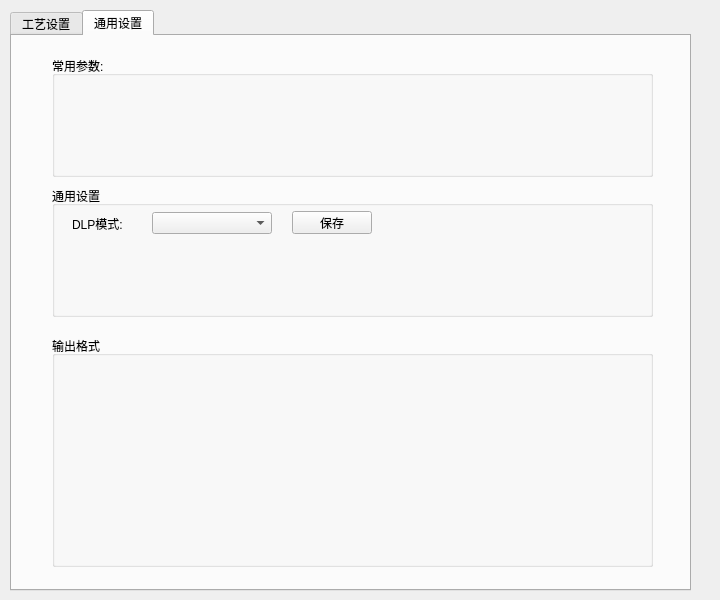
First picture: the form in HSGWorkflowCtrl/worksetting.ui, repository chuandongxu/AOI, before the edit.
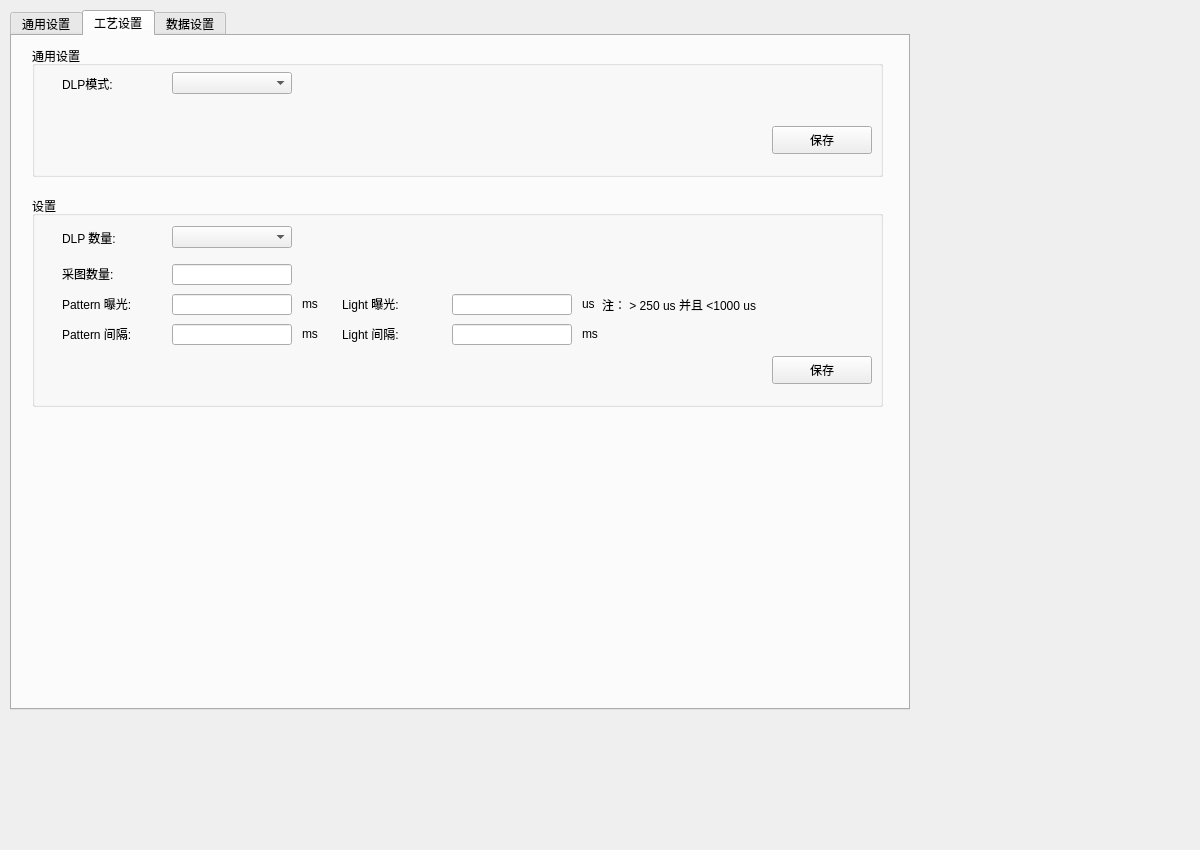
Second picture: the form after the edit.

Commit message:
Light Module Update
1. Add Light QWidget to set light lum and Camera Exposure;
2. Change Motion Camera Trigger time to work setting panel;
3. Change Vision Log params to work setting panel;

The edit to the form file:
```diff
--- a/HSGWorkflowCtrl/worksetting.ui
+++ b/HSGWorkflowCtrl/worksetting.ui
@@ -6,8 +6,8 @@
    <rect>
     <x>0</x>
     <y>0</y>
-    <width>720</width>
-    <height>600</height>
+    <width>1200</width>
+    <height>850</height>
    </rect>
   </property>
   <property name="windowTitle">
@@ -18,8 +18,8 @@
     <rect>
      <x>10</x>
      <y>10</y>
-     <width>681</width>
-     <height>581</height>
+     <width>900</width>
+     <height>700</height>
     </rect>
    </property>
    <property name="currentIndex">
@@ -27,7 +27,7 @@
    </property>
    <widget class="QWidget" name="tab">
     <attribute name="title">
-     <string>工艺设置</string>
+     <string>通用设置</string>
     </attribute>
     <widget class="QGroupBox" name="groupBox">
      <property name="geometry">
@@ -345,40 +345,14 @@
    </widget>
    <widget class="QWidget" name="tab_2">
     <attribute name="title">
-     <string>通用设置</string>
+     <string>工艺设置</string>
     </attribute>
-    <widget class="QGroupBox" name="groupBox_4">
-     <property name="geometry">
-      <rect>
-       <x>40</x>
-       <y>20</y>
-       <width>601</width>
-       <height>121</height>
-      </rect>
-     </property>
-     <property name="title">
-      <string>常用参数:</string>
-     </property>
-    </widget>
-    <widget class="QGroupBox" name="groupBox_5">
-     <property name="geometry">
-      <rect>
-       <x>40</x>
-       <y>300</y>
-       <width>601</width>
-       <height>231</height>
-      </rect>
-     </property>
-     <property name="title">
-      <string>输出格式</string>
-     </property>
-    </widget>
     <widget class="QGroupBox" name="groupBox_6">
      <property name="geometry">
       <rect>
-       <x>40</x>
-       <y>150</y>
-       <width>601</width>
+       <x>20</x>
+       <y>10</y>
+       <width>851</width>
        <height>131</height>
       </rect>
      </property>
@@ -388,7 +362,7 @@
      <widget class="QLabel" name="label">
       <property name="geometry">
        <rect>
-        <x>20</x>
+        <x>30</x>
         <y>30</y>
         <width>72</width>
         <height>15</height>
@@ -401,7 +375,7 @@
      <widget class="QComboBox" name="comboBox_dlpMode">
       <property name="geometry">
        <rect>
-        <x>100</x>
+        <x>140</x>
         <y>26</y>
         <width>120</width>
         <height>22</height>
@@ -411,15 +385,379 @@
      <widget class="QPushButton" name="pushButton_DlpSave">
       <property name="geometry">
        <rect>
-        <x>240</x>
-        <y>25</y>
-        <width>80</width>
-        <height>23</height>
+        <x>740</x>
+        <y>80</y>
+        <width>100</width>
+        <height>28</height>
        </rect>
       </property>
       <property name="text">
        <string>保存</string>
       </property>
+     </widget>
+    </widget>
+    <widget class="QGroupBox" name="groupBox_2">
+     <property name="geometry">
+      <rect>
+       <x>20</x>
+       <y>160</y>
+       <width>851</width>
+       <height>211</height>
+      </rect>
+     </property>
+     <property name="title">
+      <string>设置</string>
+     </property>
+     <widget class="QLabel" name="label_2">
+      <property name="geometry">
+       <rect>
+        <x>30</x>
+        <y>34</y>
+        <width>72</width>
+        <height>15</height>
+       </rect>
+      </property>
+      <property name="text">
+       <string>DLP 数量:</string>
+      </property>
+     </widget>
+     <widget class="QComboBox" name="comboBox_triggerNum">
+      <property name="geometry">
+       <rect>
+        <x>140</x>
+        <y>30</y>
+        <width>120</width>
+        <height>22</height>
+       </rect>
+      </property>
+     </widget>
+     <widget class="QPushButton" name="pushButton_trigger_save">
+      <property name="geometry">
+       <rect>
+        <x>740</x>
+        <y>160</y>
+        <width>100</width>
+        <height>28</height>
+       </rect>
+      </property>
+      <property name="text">
+       <string>保存</string>
+      </property>
+     </widget>
+     <widget class="QLabel" name="label_4">
+      <property name="geometry">
+       <rect>
+        <x>30</x>
+        <y>70</y>
+        <width>72</width>
+        <height>15</height>
+       </rect>
+      </property>
+      <property name="text">
+       <string>采图数量:</string>
+      </property>
+     </widget>
+     <widget class="QLineEdit" name="lineEdit_trigger_caputured_num">
+      <property name="geometry">
+       <rect>
+        <x>140</x>
+        <y>68</y>
+        <width>120</width>
+        <height>21</height>
+       </rect>
+      </property>
+     </widget>
+     <widget class="QLabel" name="label_8">
+      <property name="geometry">
+       <rect>
+        <x>270</x>
+        <y>100</y>
+        <width>31</width>
+        <height>16</height>
+       </rect>
+      </property>
+      <property name="text">
+       <string>ms</string>
+      </property>
+     </widget>
+     <widget class="QLineEdit" name="lineEdit_trigger_pattern_exposure">
+      <property name="geometry">
+       <rect>
+        <x>140</x>
+        <y>98</y>
+        <width>120</width>
+        <height>21</height>
+       </rect>
+      </property>
+     </widget>
+     <widget class="QLabel" name="label_9">
+      <property name="geometry">
+       <rect>
+        <x>30</x>
+        <y>100</y>
+        <width>111</width>
+        <height>16</height>
+       </rect>
+      </property>
+      <property name="text">
+       <string>Pattern 曝光:</string>
+      </property>
+     </widget>
+     <widget class="QLabel" name="label_10">
+      <property name="geometry">
+       <rect>
+        <x>270</x>
+        <y>130</y>
+        <width>31</width>
+        <height>16</height>
+       </rect>
+      </property>
+      <property name="text">
+       <string>ms</string>
+      </property>
+     </widget>
+     <widget class="QLineEdit" name="lineEdit_trigger_pattern_period">
+      <property name="geometry">
+       <rect>
+        <x>140</x>
+        <y>128</y>
+        <width>120</width>
+        <height>21</height>
+       </rect>
+      </property>
+     </widget>
+     <widget class="QLabel" name="label_11">
+      <property name="geometry">
+       <rect>
+        <x>30</x>
+        <y>130</y>
+        <width>121</width>
+        <height>16</height>
+       </rect>
+      </property>
+      <property name="text">
+       <string>Pattern 间隔:</string>
+      </property>
+     </widget>
+     <widget class="QLabel" name="label_12">
+      <property name="geometry">
+       <rect>
+        <x>550</x>
+        <y>130</y>
+        <width>31</width>
+        <height>16</height>
+       </rect>
+      </property>
+      <property name="text">
+       <string>ms</string>
+      </property>
+     </widget>
+     <widget class="QLabel" name="label_13">
+      <property name="geometry">
+       <rect>
+        <x>310</x>
+        <y>100</y>
+        <width>111</width>
+        <height>16</height>
+       </rect>
+      </property>
+      <property name="text">
+       <string>Light 曝光:</string>
+      </property>
+     </widget>
+     <widget class="QLabel" name="label_14">
+      <property name="geometry">
+       <rect>
+        <x>550</x>
+        <y>100</y>
+        <width>31</width>
+        <height>16</height>
+       </rect>
+      </property>
+      <property name="text">
+       <string>us</string>
+      </property>
+     </widget>
+     <widget class="QLineEdit" name="lineEdit_trigger_light_period">
+      <property name="geometry">
+       <rect>
+        <x>420</x>
+        <y>128</y>
+        <width>120</width>
+        <height>21</height>
+       </rect>
+      </property>
+     </widget>
+     <widget class="QLineEdit" name="lineEdit_trigger_light_exposure">
+      <property name="geometry">
+       <rect>
+        <x>420</x>
+        <y>98</y>
+        <width>120</width>
+        <height>21</height>
+       </rect>
+      </property>
+     </widget>
+     <widget class="QLabel" name="label_15">
+      <property name="geometry">
+       <rect>
+        <x>310</x>
+        <y>130</y>
+        <width>121</width>
+        <height>16</height>
+       </rect>
+      </property>
+      <property name="text">
+       <string>Light 间隔:</string>
+      </property>
+     </widget>
+     <widget class="QLabel" name="label_5">
+      <property name="geometry">
+       <rect>
+        <x>570</x>
+        <y>100</y>
+        <width>231</width>
+        <height>16</height>
+       </rect>
+      </property>
+      <property name="text">
+       <string>注： &gt; 250 us 并且 &lt;1000 us</string>
+      </property>
+     </widget>
+    </widget>
+   </widget>
+   <widget class="QWidget" name="tab_3">
+    <attribute name="title">
+     <string>数据设置</string>
+    </attribute>
+    <widget class="QGroupBox" name="groupBox_4">
+     <property name="geometry">
+      <rect>
+       <x>20</x>
+       <y>10</y>
+       <width>350</width>
+       <height>301</height>
+      </rect>
+     </property>
+     <property name="title">
+      <string>视觉通用设置</string>
+     </property>
+     <widget class="QCheckBox" name="checkBox_LogAllCase">
+      <property name="geometry">
+       <rect>
+        <x>20</x>
+        <y>60</y>
+        <width>121</width>
+        <height>16</height>
+       </rect>
+      </property>
+      <property name="text">
+       <string>启用错误日志</string>
+      </property>
+     </widget>
+     <widget class="QPushButton" name="pushButton_PRInit">
+      <property name="geometry">
+       <rect>
+        <x>40</x>
+        <y>160</y>
+        <width>121</width>
+        <height>34</height>
+       </rect>
+      </property>
+      <property name="text">
+       <string>系统初始化</string>
+      </property>
+     </widget>
+     <widget class="QPushButton" name="pushButton_PRRelease">
+      <property name="geometry">
+       <rect>
+        <x>180</x>
+        <y>160</y>
+        <width>121</width>
+        <height>34</height>
+       </rect>
+      </property>
+      <property name="text">
+       <string>系统释放</string>
+      </property>
+     </widget>
+     <widget class="Line" name="line_4">
+      <property name="geometry">
+       <rect>
+        <x>20</x>
+        <y>130</y>
+        <width>311</width>
+        <height>16</height>
+       </rect>
+      </property>
+      <property name="orientation">
+       <enum>Qt::Horizontal</enum>
+      </property>
+     </widget>
+     <widget class="QPushButton" name="pushButton_PRClearRecord">
+      <property name="geometry">
+       <rect>
+        <x>40</x>
+        <y>210</y>
+        <width>261</width>
+        <height>34</height>
+       </rect>
+      </property>
+      <property name="text">
+       <string>清空所有 Record</string>
+      </property>
+     </widget>
+     <widget class="QCheckBox" name="checkBox_AutoClearRecord">
+      <property name="geometry">
+       <rect>
+        <x>50</x>
+        <y>260</y>
+        <width>171</width>
+        <height>16</height>
+       </rect>
+      </property>
+      <property name="text">
+       <string>自动清空前面Record</string>
+      </property>
+     </widget>
+     <widget class="QGroupBox" name="groupBox_LogType">
+      <property name="geometry">
+       <rect>
+        <x>150</x>
+        <y>20</y>
+        <width>191</width>
+        <height>101</height>
+       </rect>
+      </property>
+      <property name="title">
+       <string>日志类型：</string>
+      </property>
+      <widget class="QRadioButton" name="radioButton_logFailCase">
+       <property name="geometry">
+        <rect>
+         <x>30</x>
+         <y>30</y>
+         <width>141</width>
+         <height>19</height>
+        </rect>
+       </property>
+       <property name="text">
+        <string>记录错误日志</string>
+       </property>
+      </widget>
+      <widget class="QRadioButton" name="radioButton_logAllCase">
+       <property name="geometry">
+        <rect>
+         <x>30</x>
+         <y>60</y>
+         <width>141</width>
+         <height>19</height>
+        </rect>
+       </property>
+       <property name="text">
+        <string>记录所有日志</string>
+       </property>
+      </widget>
      </widget>
     </widget>
    </widget>
```
Left out of the diff: 4 changed lines with no effect on the pictures. The commit also changes 20 other files.
